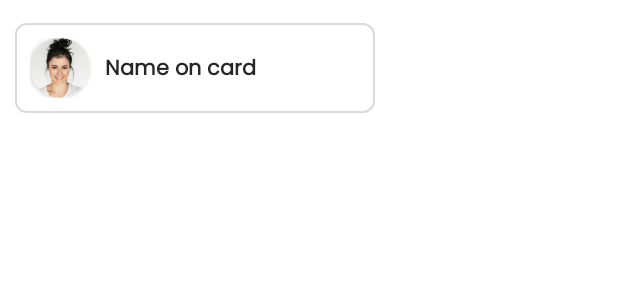
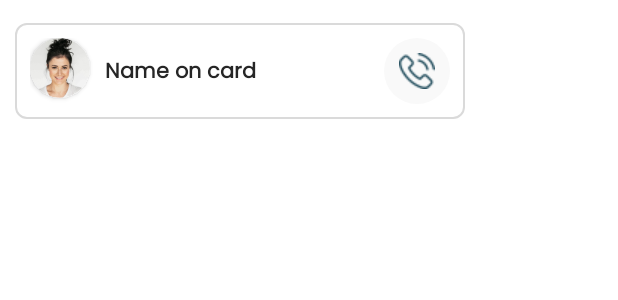
Before and after one commit to tince250/HopIn_mobile, an Android app: the layout invited_passenger_item.xml on its own in the app's theme, with its tools: preview values and no code run, on a phone screen of 412 x 824 dp. Shown: the top 300 px of the screen. Run offline under Robolectric (Android 15) with nearby library versions, the phone set to English and light mode, and no system bars.

Commit message:
added call options in invite others fragment

```diff
--- a/UberApp_Tim13/app/src/main/java/com/example/uberapp_tim13/fragments/InviteOthersFragment.java
+++ b/UberApp_Tim13/app/src/main/java/com/example/uberapp_tim13/fragments/InviteOthersFragment.java
@@ -67,7 +67,7 @@
 
         this.addedUsers = new ArrayList<UserReturnedDTO>();
         this.accepted = new ArrayList<Boolean>();
-        this.adapter = new InvitedPassengersAdapter(getActivity(), this.addedUsers, this.accepted);
+        this.adapter = new InvitedPassengersAdapter(getActivity(), this.addedUsers, this.accepted, getContext());
         listView = (ListView) view.findViewById(R.id.list);
         listView.setAdapter(adapter);
 
--- a/UberApp_Tim13/app/src/main/res/layout/invited_passenger_item.xml
+++ b/UberApp_Tim13/app/src/main/res/layout/invited_passenger_item.xml
@@ -1,7 +1,7 @@
 <?xml version="1.0" encoding="utf-8"?>
 <LinearLayout xmlns:android="http://schemas.android.com/apk/res/android"
     xmlns:app="http://schemas.android.com/apk/res-auto"
-    android:layout_width="240dp"
+    android:layout_width="300dp"
     android:layout_height="wrap_content"
     android:orientation="horizontal"
     android:layout_marginHorizontal="10dp"
@@ -44,6 +44,13 @@
         android:layout_height="0dp"
         android:layout_weight="1" />
     <ImageView
+        android:id="@+id/callBtn"
+        android:layout_width="wrap_content"
+        android:layout_height="wrap_content"
+        android:src="@drawable/phone"
+        android:background="@drawable/circle_background"
+        android:layout_alignParentRight="true"/>
+    <ImageView
         android:layout_width="wrap_content"
         android:layout_height="wrap_content"
         android:src="@drawable/ic_time_24"
```
Also changed, not shown: UberApp_Tim13/app/src/main/java/com/example/uberapp_tim13/adapters/invited_passengers/InvitedPassengersAdapter.java (+20 -1 lines).
